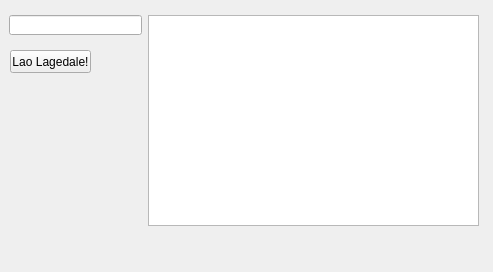
First picture: the form in UI.ui, repository HotDamnCoder/Vinne, before the edit.
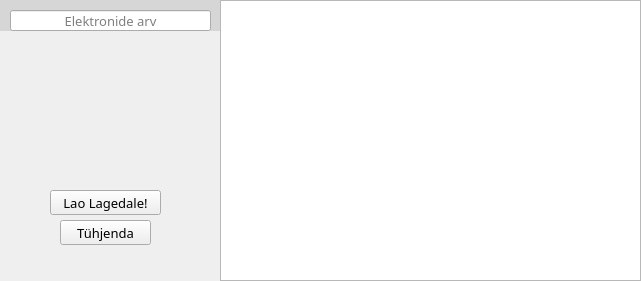
Second picture: the form after the edit. Icons and pictures are not drawn.

```diff
--- a/UI.ui
+++ b/UI.ui
@@ -6,62 +6,124 @@
    <rect>
     <x>0</x>
     <y>0</y>
-    <width>493</width>
-    <height>272</height>
+    <width>641</width>
+    <height>281</height>
    </rect>
   </property>
+  <property name="font">
+   <font>
+    <family>Segoe UI Light</family>
+   </font>
+  </property>
   <property name="windowTitle">
    <string>ElektronSkeem</string>
   </property>
-  <property name="autoFillBackground">
-   <bool>false</bool>
-  </property>
-  <property name="styleSheet">
-   <string notr="true">QMainWindow{border-image: url(:/Images/download.jpg) 0 0 0 0 stretch stretch;}
-
-
-</string>
-  </property>
   <widget class="QWidget" name="centralwidget">
-   <widget class="QLineEdit" name="InputTextBox">
-    <property name="geometry">
-     <rect>
-      <x>9</x>
-      <y>15</y>
-      <width>133</width>
-      <height>20</height>
-     </rect>
-    </property>
-    <property name="whatsThis">
-     <string>Elektronide arv</string>
-    </property>
-    <property name="text">
-     <string/>
-    </property>
-   </widget>
    <widget class="QTextBrowser" name="OutputTextBox">
     <property name="geometry">
      <rect>
-      <x>148</x>
-      <y>15</y>
-      <width>331</width>
-      <height>211</height>
+      <x>220</x>
+      <y>0</y>
+      <width>421</width>
+      <height>281</height>
      </rect>
     </property>
+    <property name="styleSheet">
+     <string notr="true">font: 10pt &quot;Segoe UI Semilight&quot;;</string>
+    </property>
    </widget>
-   <widget class="QPushButton" name="Button">
+   <widget class="QLineEdit" name="InputTextBox">
     <property name="geometry">
      <rect>
       <x>10</x>
-      <y>50</y>
-      <width>81</width>
-      <height>23</height>
+      <y>10</y>
+      <width>201</width>
+      <height>21</height>
      </rect>
+    </property>
+    <property name="font">
+     <font>
+      <family>Segoe UI Semilight</family>
+      <pointsize>10</pointsize>
+     </font>
+    </property>
+    <property name="alignment">
+     <set>Qt::AlignCenter</set>
+    </property>
+    <property name="placeholderText">
+     <string>Elektronide arv</string>
+    </property>
+   </widget>
+   <widget class="QPushButton" name="LaoLagedaleButton">
+    <property name="geometry">
+     <rect>
+      <x>50</x>
+      <y>190</y>
+      <width>111</width>
+      <height>25</height>
+     </rect>
+    </property>
+    <property name="font">
+     <font>
+      <family>Segoe UI Semilight</family>
+      <pointsize>10</pointsize>
+     </font>
     </property>
     <property name="text">
      <string>Lao Lagedale!</string>
     </property>
    </widget>
+   <widget class="QPushButton" name="ThjendaButton">
+    <property name="geometry">
+     <rect>
+      <x>60</x>
+      <y>220</y>
+      <width>91</width>
+      <height>25</height>
+     </rect>
+    </property>
+    <property name="font">
+     <font>
+      <family>Segoe UI Semilight</family>
+      <pointsize>10</pointsize>
+     </font>
+    </property>
+    <property name="text">
+     <string>Tühjenda</string>
+    </property>
+   </widget>
+   <widget class="QLabel" name="Vinne">
+    <property name="geometry">
+     <rect>
+      <x>0</x>
+      <y>30</y>
+      <width>251</width>
+      <height>251</height>
+     </rect>
+    </property>
+    <property name="styleSheet">
+     <string notr="true">border-image: url(:/Images/download.jpg);</string>
+    </property>
+   </widget>
+   <widget class="QLabel" name="Hall">
+    <property name="geometry">
+     <rect>
+      <x>0</x>
+      <y>0</y>
+      <width>251</width>
+      <height>31</height>
+     </rect>
+    </property>
+    <property name="styleSheet">
+     <string notr="true">background-color: rgb(214, 214, 214);</string>
+    </property>
+   </widget>
+   <zorder>Hall</zorder>
+   <zorder>Vinne</zorder>
+   <zorder>OutputTextBox</zorder>
+   <zorder>InputTextBox</zorder>
+   <zorder>LaoLagedaleButton</zorder>
+   <zorder>ThjendaButton</zorder>
   </widget>
  </widget>
  <resources>
```
